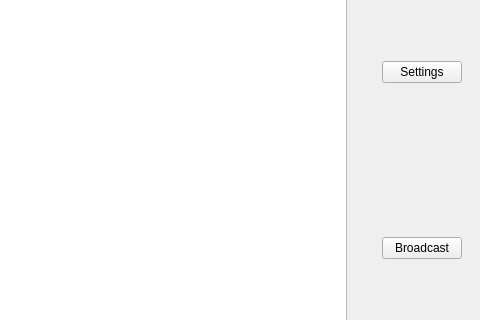
Above: kconsole/ui/mainWindow.ui from erinn/kconsole before the change; both pictures show x 276 to 756 and y 153 to 473 of the 756 by 600 pixel window. Below: the same form after it.
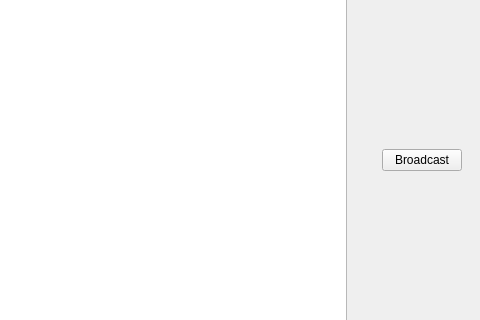
That is the form after the change. Icons and pictures are not drawn.

Commit message: Remove settings button.

```diff
--- a/kconsole/ui/mainWindow.ui
+++ b/kconsole/ui/mainWindow.ui
@@ -34,13 +34,6 @@
     <item>
      <widget class="QWidget" name="widget" native="true">
       <layout class="QVBoxLayout" name="verticalLayout">
-       <item>
-        <widget class="QPushButton" name="settingsButton">
-         <property name="text">
-          <string>Settings</string>
-         </property>
-        </widget>
-       </item>
        <item>
         <widget class="QPushButton" name="broadcastButton">
          <property name="text">
```
Left out of the diff: 3 changed lines with no effect on the pictures. The commit also changes 1 other file.
